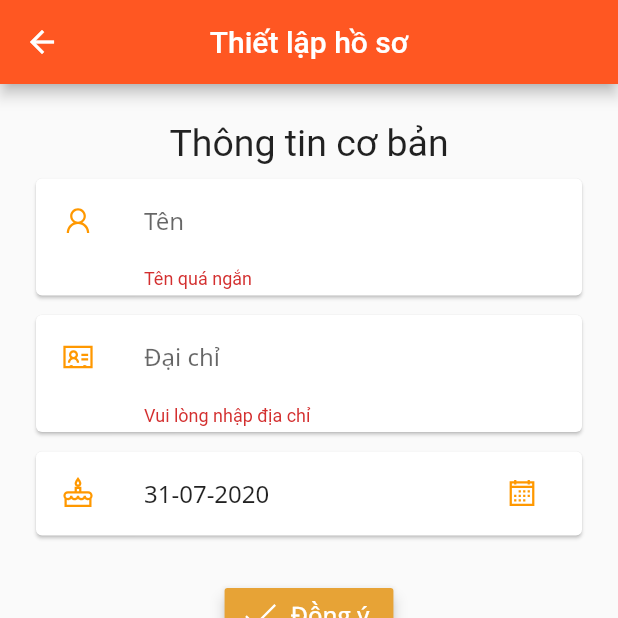
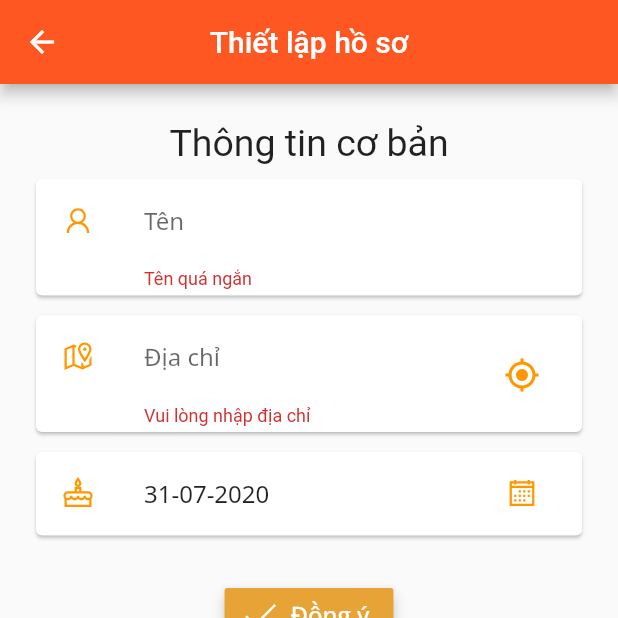
Before and after one commit to letranbaosuong/PersonalTaskCV, a Flutter app: the AddProfile screen opened directly, on a phone screen of 412 x 824 dp, the top half of it. Run offline on Flutter 3.47's test engine with Material 2 defaults, Android fonts, the phone set to English and light mode, and no system bars; our stand-ins replace firebase_auth, firebase_database, firebase_storage, font_awesome_flutter, geolocator, google_fonts and 3 more; accounts and stored records are empty.

Commit message:
fix profile ok

```diff
--- a/lib/src/views/fragments/profile_fragment.dart
+++ b/lib/src/views/fragments/profile_fragment.dart
@@ -300,7 +300,10 @@ class _ProfileFragmentState extends State<ProfileFragment> {
           _userName = _dataUserCurrent.name;
           _address = _dataUserCurrent.address;
           // _selectedDate = _dataUserCurrent.birthDay;
-          // _textAddressEditingController = TextEditingController(text: _address);
+          if (_textAddressEditingController == null) {
+            _textAddressEditingController =
+                TextEditingController(text: _dataUserCurrent.address);
+          }
 
           return Scaffold(
             key: _scaffoldKey,
@@ -444,7 +447,7 @@ class _ProfileFragmentState extends State<ProfileFragment> {
                                         onSaved: (val) => _address = val,
                                         decoration: InputDecoration(
                                           border: InputBorder.none,
-                                          hintText: 'Đại chỉ',
+                                          hintText: 'Địa chỉ',
                                         ),
                                       ),
                                       trailing: IconButton(
@@ -570,7 +573,9 @@ class _ProfileFragmentState extends State<ProfileFragment> {
   @override
   void dispose() {
     // _textUserNameEditingController.dispose();
-    _textAddressEditingController.dispose();
+    if (_textAddressEditingController != null) {
+      _textAddressEditingController.dispose();
+    }
     clearImage();
     super.dispose();
   }
--- a/lib/src/views/screens/add_profile.dart
+++ b/lib/src/views/screens/add_profile.dart
@@ -5,6 +5,7 @@ import 'package:firebase_database/firebase_database.dart';
 import 'package:flutter/material.dart';
 import 'package:flutter_personal_taskcv_app/src/models/models.dart';
 import 'package:flutter_personal_taskcv_app/src/services/services.dart';
+import 'package:geolocator/geolocator.dart';
 import 'package:intl/intl.dart';
 import 'package:line_awesome_flutter/line_awesome_flutter.dart';
 
@@ -26,8 +27,24 @@ class _AddProfileState extends State<AddProfile> {
   DateTime _selectedDate = DateTime.now();
   final _scaffoldKey = GlobalKey<ScaffoldState>();
   final _formKey = GlobalKey<FormState>();
+  TextEditingController _textAddressEditingController;
   String _userName;
   String _address;
+
+  _getUserLocation() async {
+    Position position = await Geolocator()
+        .getCurrentPosition(desiredAccuracy: LocationAccuracy.high);
+    List<Placemark> placemarks = await Geolocator()
+        .placemarkFromCoordinates(position.latitude, position.longitude);
+    Placemark placemark = placemarks[0];
+    String formattedAddress =
+        '${placemark.name}, ${placemark.thoroughfare}, ${placemark.subAdministrativeArea}, ${placemark.administrativeArea}, ${placemark.country}.';
+    setState(() {
+      _textAddressEditingController =
+          TextEditingController(text: formattedAddress);
+      _textAddressEditingController.text = formattedAddress;
+    });
+  }
 
   _setAccount(User user) {
     _database
@@ -73,6 +90,12 @@ class _AddProfileState extends State<AddProfile> {
       setState(() {
         _selectedDate = picked;
       });
+  }
+
+  @override
+  void initState() {
+    _textAddressEditingController = TextEditingController();
+    super.initState();
   }
 
   @override
@@ -138,10 +161,11 @@ class _AddProfileState extends State<AddProfile> {
                         child: Card(
                           child: ListTile(
                             leading: Icon(
-                              LineAwesomeIcons.address_card,
+                              LineAwesomeIcons.alternate_map_marked,
                               color: Colors.orange,
                             ),
                             title: TextFormField(
+                              controller: _textAddressEditingController,
                               validator: (val) {
                                 if (val.trim().length < 3 || val.isEmpty) {
                                   return 'Vui lòng nhập địa chỉ';
@@ -152,8 +176,15 @@ class _AddProfileState extends State<AddProfile> {
                               onSaved: (val) => _address = val,
                               decoration: InputDecoration(
                                 border: InputBorder.none,
-                                hintText: 'Đại chỉ',
+                                hintText: 'Địa chỉ',
                               ),
+                            ),
+                            trailing: IconButton(
+                              icon: Icon(
+                                Icons.my_location,
+                                color: Colors.orange,
+                              ),
+                              onPressed: _getUserLocation,
                             ),
                           ),
                         ),
@@ -215,4 +246,10 @@ class _AddProfileState extends State<AddProfile> {
       ),
     );
   }
+
+  @override
+  void dispose() {
+    _textAddressEditingController.dispose();
+    super.dispose();
+  }
 }
```
